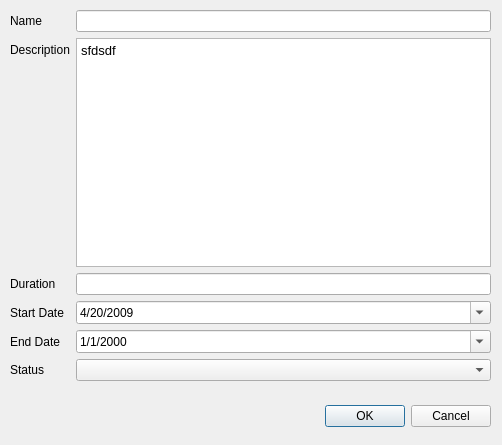
The window that taskdialog.ui (crossleyjuan/djon) describes before a commit, drawn with Qt 5.
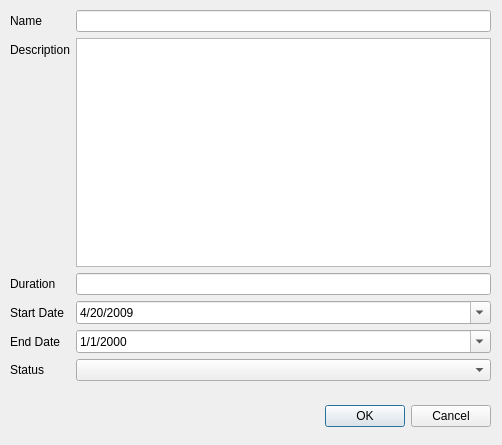
The same window after the commit.

```diff
--- a/taskdialog.ui
+++ b/taskdialog.ui
@@ -63,7 +63,7 @@
 &lt;html&gt;&lt;head&gt;&lt;meta name=&quot;qrichtext&quot; content=&quot;1&quot; /&gt;&lt;style type=&quot;text/css&quot;&gt;
 p, li { white-space: pre-wrap; }
 &lt;/style&gt;&lt;/head&gt;&lt;body style=&quot; font-family:'Sans'; font-size:10pt; font-weight:400; font-style:normal;&quot;&gt;
-&lt;p style=&quot; margin-top:0px; margin-bottom:0px; margin-left:0px; margin-right:0px; -qt-block-indent:0; text-indent:0px;&quot;&gt;sfdsdf&lt;/p&gt;&lt;/body&gt;&lt;/html&gt;</string>
+&lt;p style=&quot;-qt-paragraph-type:empty; margin-top:0px; margin-bottom:0px; margin-left:0px; margin-right:0px; -qt-block-indent:0; text-indent:0px;&quot;&gt;&lt;/p&gt;&lt;/body&gt;&lt;/html&gt;</string>
       </property>
      </widget>
     </item>
```
